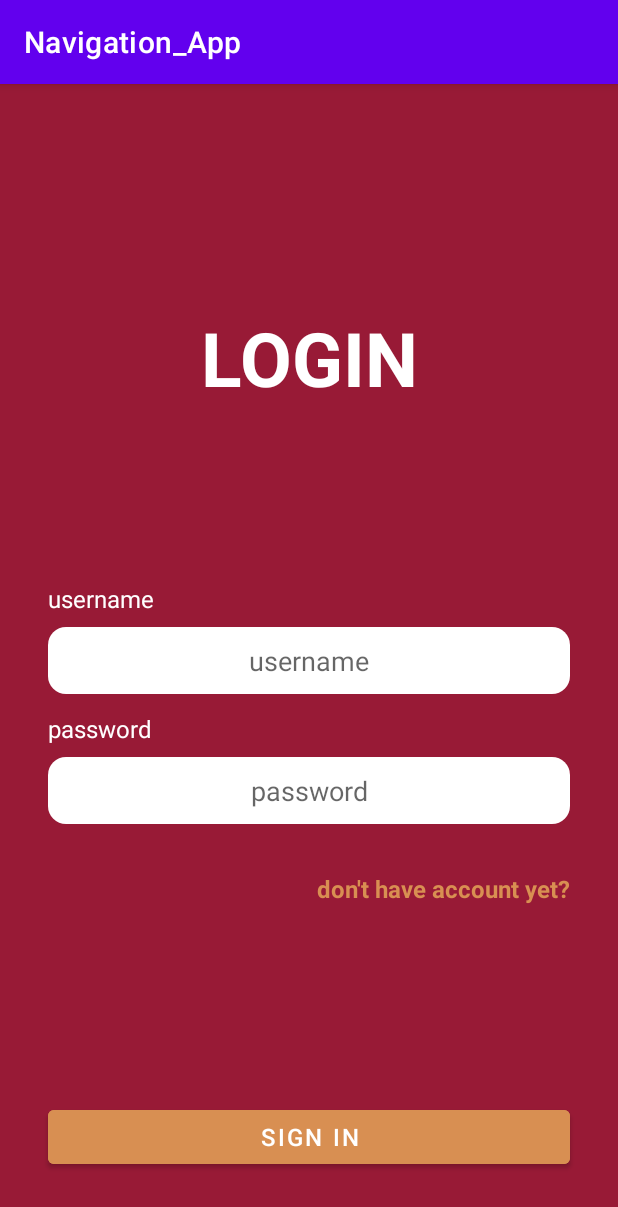
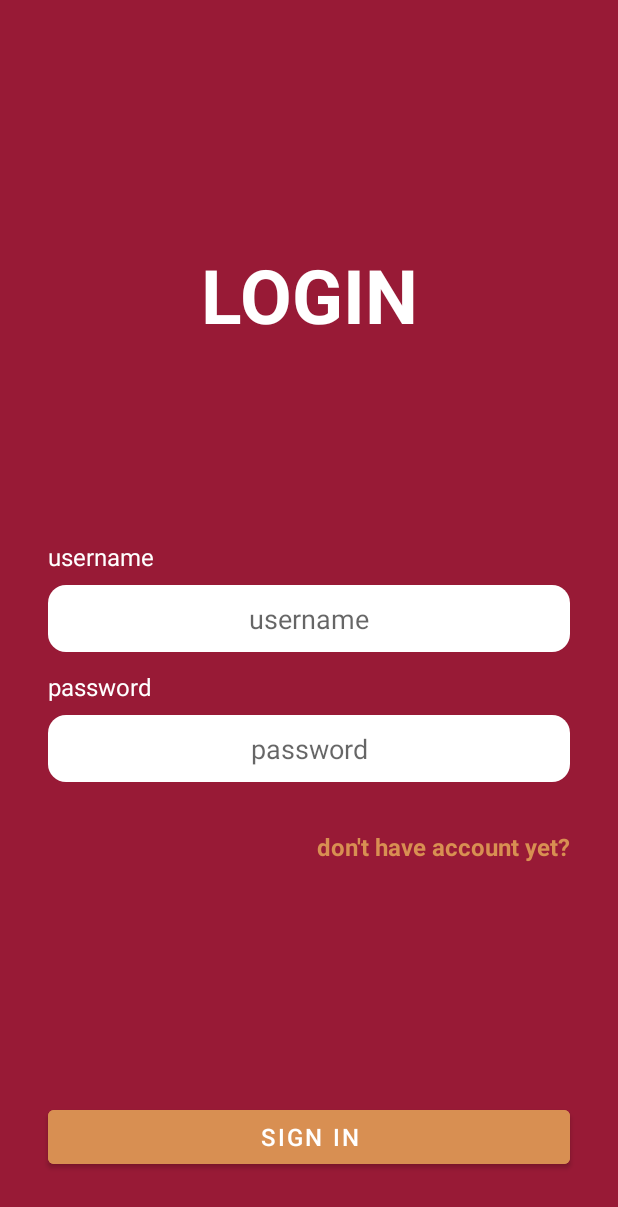
Before and after one commit to bomohit/navigation_app, an Android app: the screen it shows after launch (SignInActivity), on a phone screen of 412 x 824 dp. Shown: the top 1207 px of the screen. Run offline under Robolectric (Android 15) with nearby library versions, the phone set to English and light mode, and no system bars; our stand-ins replace Firebase (no records; nobody signed in at launch, a user with empty details on screens opened directly).

Commit message:
add no action bar theme

```diff
--- a/app/src/main/AndroidManifest.xml
+++ b/app/src/main/AndroidManifest.xml
@@ -18,8 +18,10 @@
                 <category android:name="android.intent.category.LAUNCHER" />
             </intent-filter>
         </activity>
-        <activity android:name=".SignUpActivity" />
-        <activity android:name=".SignInActivity" >
+        <activity android:name=".SignUpActivity"
+            android:theme="@style/Theme.Navigation_App.NoActionBar"/>
+        <activity android:name=".SignInActivity"
+            android:theme="@style/Theme.Navigation_App.NoActionBar">
             <intent-filter>
                 <action android:name="android.intent.action.MAIN" />
 
--- a/app/src/main/res/values/themes.xml
+++ b/app/src/main/res/values/themes.xml
@@ -13,4 +13,9 @@
         <item name="android:statusBarColor" tools:targetApi="l">?attr/colorPrimaryVariant</item>
         <!-- Customize your theme here. -->
     </style>
+
+    <style name="Theme.Navigation_App.NoActionBar">
+        <item name="windowActionBar">false</item>
+        <item name="windowNoTitle">true</item>
+    </style>
 </resources>
```
